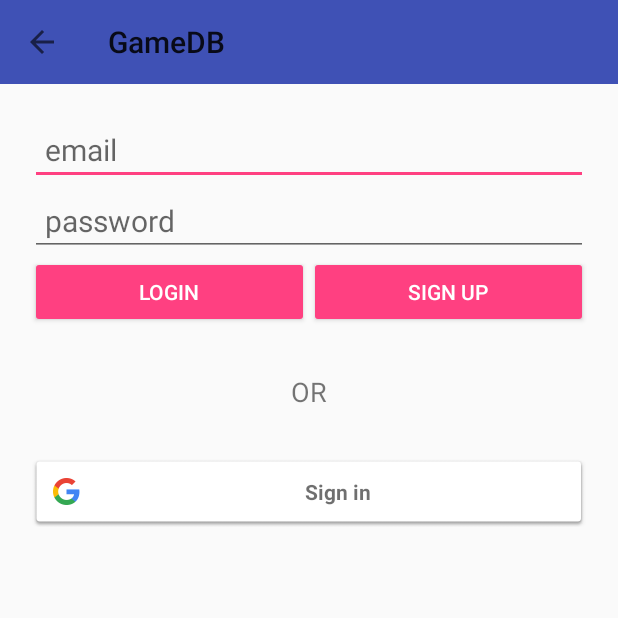
After one commit to TejasBhitle/GameDB, an Android app: the SignupActivity screen opened directly, with no data from a screen before it, on a phone screen of 412 x 824 dp, the top half of it. The commit adds this screen. Run offline under Robolectric (Android 15) with nearby library versions, the phone set to English and light mode, and no system bars; our stand-ins replace Firebase (no records; nobody signed in at launch, a user with empty details on screens opened directly).

Commit message:
Firebase auth working

```diff
--- a/app/build.gradle
+++ b/app/build.gradle
@@ -37,6 +37,9 @@ dependencies {
     compile 'com.squareup.picasso:picasso:2.5.2'
     compile 'com.heinrichreimersoftware:material-intro:1.6'
     compile 'com.android.support:support-v4:26.+'
+    compile 'com.google.firebase:firebase-auth:11.2.0'
+    compile 'com.google.android.gms:play-services-auth:11.2.0'
+    compile 'com.google.firebase:firebase-database:11.2.0'
     testCompile 'junit:junit:4.12'
 }
 repositories {
--- a/app/src/main/AndroidManifest.xml
+++ b/app/src/main/AndroidManifest.xml
@@ -22,6 +22,7 @@
         <activity
             android:name=".ui.activities.DetailActivity"
             android:theme="@style/AppTheme" />
+        <activity android:name=".ui.activities.SignupActivity"></activity>
     </application>
 
 </manifest>
--- a/app/src/main/java/com/codeblooded/gamedb/ui/activities/MainActivity.kt
+++ b/app/src/main/java/com/codeblooded/gamedb/ui/activities/MainActivity.kt
@@ -13,6 +13,7 @@ import android.support.v7.app.ActionBarDrawerToggle
 import android.support.v7.widget.Toolbar
 import android.view.Menu
 import android.view.MenuItem
+import com.codeblooded.gamedb.ui.activities.SignupActivity
 import com.codeblooded.gamedb.ui.fragments.CollectionListFragment
 import com.codeblooded.gamedb.ui.fragments.GameListFragment
 import kotlinx.android.synthetic.main.activity_detail.*
@@ -70,6 +71,11 @@ class MainActivity : AppCompatActivity() {
 
         setupDrawer()
         navigationView.setCheckedItem(R.id.menu_item_games)
+        navigationView.getHeaderView(0).setOnClickListener {
+            startActivity(Intent(this@MainActivity, SignupActivity::class.java))
+        }
+
+
     }
 
     override fun onCreateOptionsMenu(menu: Menu?): Boolean {
--- /dev/null
+++ b/app/src/main/java/com/codeblooded/gamedb/ui/activities/SignupActivity.kt
@@ -0,0 +1,126 @@
+package com.codeblooded.gamedb.ui.activities
+
+import android.support.v7.app.AppCompatActivity
+import android.os.Bundle
+import android.support.v7.widget.Toolbar
+import android.widget.Button
+import android.widget.EditText
+
+import com.codeblooded.gamedb.R
+import com.google.android.gms.common.SignInButton
+import com.google.firebase.auth.FirebaseAuth
+import android.widget.Toast
+
+import android.util.Log
+import com.google.firebase.auth.FirebaseUser
+
+
+class SignupActivity : AppCompatActivity() {
+
+    lateinit var googleSignInButton : SignInButton
+    lateinit var emailEditText : EditText
+    lateinit var passwordEditText : EditText
+    lateinit var loginButton : Button
+    lateinit var signUpButton : Button
+
+    val TAG = "SignUpActivity"
+
+    lateinit var firebaseAuth: FirebaseAuth
+
+    public override fun onStart() {
+        super.onStart()
+        // Check if user is signed in (non-null) and update UI accordingly.
+        val currentUser = FirebaseAuth.getInstance().currentUser
+        updateUI(currentUser)
+    }
+
+    override fun onCreate(savedInstanceState: Bundle?) {
+        super.onCreate(savedInstanceState)
+        setContentView(R.layout.activity_signup)
+
+        val toolbar = findViewById<Toolbar>(R.id.toolbar)
+        setSupportActionBar(toolbar)
+        supportActionBar!!.setDisplayHomeAsUpEnabled(true)
+
+        googleSignInButton = findViewById(R.id.googleSignInButton)
+        emailEditText = findViewById(R.id.emailEditText)
+        passwordEditText = findViewById(R.id.passwordEditText)
+        loginButton = findViewById(R.id.loginButton)
+        signUpButton = findViewById(R.id.signUpButton)
+
+
+        loginButton.setOnClickListener {
+            login(emailEditText.text.toString(),passwordEditText.text.toString())
+        }
+
+        signUpButton.setOnClickListener {
+            signUp(emailEditText.text.toString(),passwordEditText.text.toString())
+        }
+
+        googleSignInButton.setOnClickListener {
+            googleSignIn()
+        }
+
+        firebaseAuth = FirebaseAuth.getInstance()
+
+
+    }
+
+    fun login(email:String , password:String){
+        firebaseAuth.signInWithEmailAndPassword(email, password)
+                .addOnCompleteListener(this,{ task ->
+                    if (task.isSuccessful) {
+                        // Sign in success, update UI with the signed-in user's information
+                        Log.e(this@SignupActivity.TAG, "signInWithEmail:success")
+                        val user = firebaseAuth.currentUser
+                        updateUI(user)
+                    } else {
+                        // If sign in fails, display a message to the user.
+                        Log.e(this@SignupActivity.TAG, "signInWithEmail:failure", task.exception)
+                        Toast.makeText(this@SignupActivity, "Authentication failed.",
+                                Toast.LENGTH_SHORT).show()
+                        updateUI(null)
+                    }
+
+                    // ...
+                })
+
+    }
+
+    fun signUp(email:String , password:String){
+
+        firebaseAuth.createUserWithEmailAndPassword(email, password)
+                .addOnCompleteListener(this, { task ->
+                    if (task.isSuccessful) {
+                        // Sign in success, update UI with the signed-in user's information
+                        Log.e(this@SignupActivity.TAG, "createUserWithEmail:success")
+                        val user = firebaseAuth.currentUser
+                        Toast.makeText(this@SignupActivity, "Success.\nNow Login", Toast.LENGTH_SHORT).show()
+                        //updateUI(user)
+                    }
+                    else {
+                        // If sign in fails, display a message to the user.
+                        Log.e(this@SignupActivity.TAG, "createUserWithEmail:failure", task.exception)
+                        Toast.makeText(this@SignupActivity, "Authentication failed.", Toast.LENGTH_SHORT).show()
+                        //updateUI(null)
+                    }
+                })
+
+    }
+
+    fun googleSignIn(){
+
+    }
+
+    fun updateUI(user : FirebaseUser?){
+        if(user != null){
+
+        }
+        else{
+
+        }
+    }
+
+
+
+}
--- a/app/src/main/res/layout/activity_main.xml
+++ b/app/src/main/res/layout/activity_main.xml
@@ -37,6 +37,7 @@
         android:layout_width="wrap_content"
         android:layout_height="match_parent"
         android:layout_gravity="start"
+        app:headerLayout="@layout/header"
         app:menu="@menu/menu_activity_main"/>
 
 </android.support.v4.widget.DrawerLayout>
--- /dev/null
+++ b/app/src/main/res/layout/activity_signup.xml
@@ -0,0 +1,79 @@
+<?xml version="1.0" encoding="utf-8"?>
+<LinearLayout
+    xmlns:android="http://schemas.android.com/apk/res/android"
+    xmlns:app="http://schemas.android.com/apk/res-auto"
+    xmlns:tools="http://schemas.android.com/tools"
+    android:layout_width="match_parent"
+    android:layout_height="match_parent"
+    android:orientation="vertical"
+    tools:context="com.codeblooded.gamedb.ui.activities.SignupActivity">
+
+
+    <include
+        android:id="@+id/toolbar"
+        layout="@layout/toolbar"/>
+
+    <LinearLayout
+        android:layout_width="match_parent"
+        android:layout_height="wrap_content"
+        android:orientation="vertical"
+        android:padding="20dp">
+
+        <EditText
+            android:id="@+id/emailEditText"
+            android:layout_width="match_parent"
+            android:layout_height="wrap_content"
+            android:hint="email"
+            android:inputType="textEmailAddress"
+            android:textSize="20sp"
+            android:padding="10dp"/>
+
+        <EditText
+            android:id="@+id/passwordEditText"
+            android:layout_width="match_parent"
+            android:layout_height="wrap_content"
+            android:hint="password"
+            android:inputType="textPassword"
+            android:textSize="20sp"
+            android:padding="10dp"/>
+
+        <LinearLayout
+            android:layout_width="match_parent"
+            android:layout_height="wrap_content"
+            android:orientation="horizontal">
+
+            <Button
+                android:id="@+id/loginButton"
+                android:layout_width="0dp"
+                android:layout_weight="1"
+                android:layout_height="wrap_content"
+                android:text="Login"
+                style="@style/Base.Widget.AppCompat.Button.Colored"/>
+
+            <Button
+                android:id="@+id/signUpButton"
+                android:layout_width="0dp"
+                android:layout_weight="1"
+                android:layout_height="wrap_content"
+                android:text="Sign up"
+                style="@style/Base.Widget.AppCompat.Button.Colored"/>
+
+        </LinearLayout>
+
+        <TextView
+            android:layout_width="match_parent"
+            android:layout_height="wrap_content"
+            android:textAlignment="center"
+            android:text="OR"
+            android:layout_margin="30dp"
+            android:textSize="18sp"/>
+
+        <com.google.android.gms.common.SignInButton
+            android:id="@+id/googleSignInButton"
+            android:layout_width="match_parent"
+            android:layout_height="wrap_content" />
+
+
+    </LinearLayout>
+
+</LinearLayout>
--- /dev/null
+++ b/app/src/main/res/layout/toolbar.xml
@@ -0,0 +1,11 @@
+<?xml version="1.0" encoding="utf-8"?>
+<android.support.v7.widget.Toolbar
+    android:id="@+id/toolBar"
+    xmlns:android="http://schemas.android.com/apk/res/android"
+    android:orientation="vertical"
+    android:layout_width="match_parent"
+    android:layout_height="?attr/actionBarSize"
+    android:background="@color/colorPrimary"
+    android:fitsSystemWindows="true">
+
+</android.support.v7.widget.Toolbar>
```
Also changed, not shown: app/src/main/java/com/codeblooded/gamedb/ui/activities/DetailActivity.kt (+6 -2 lines), app/src/main/res/layout/header.xml (added, +19 -0 lines).
